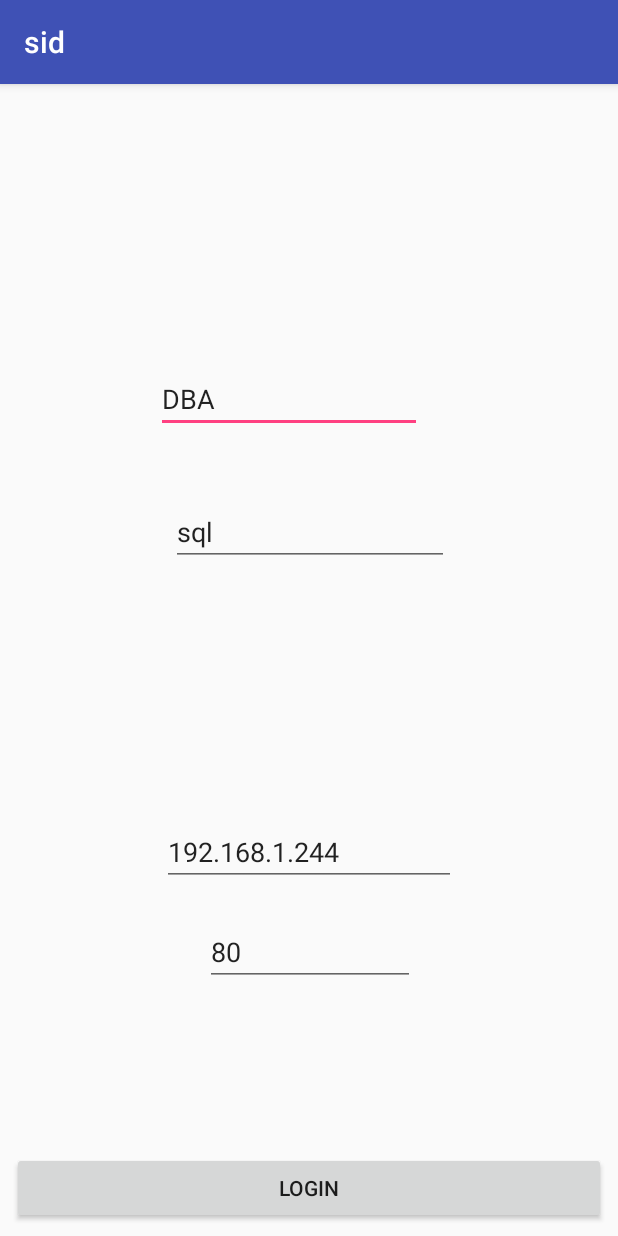
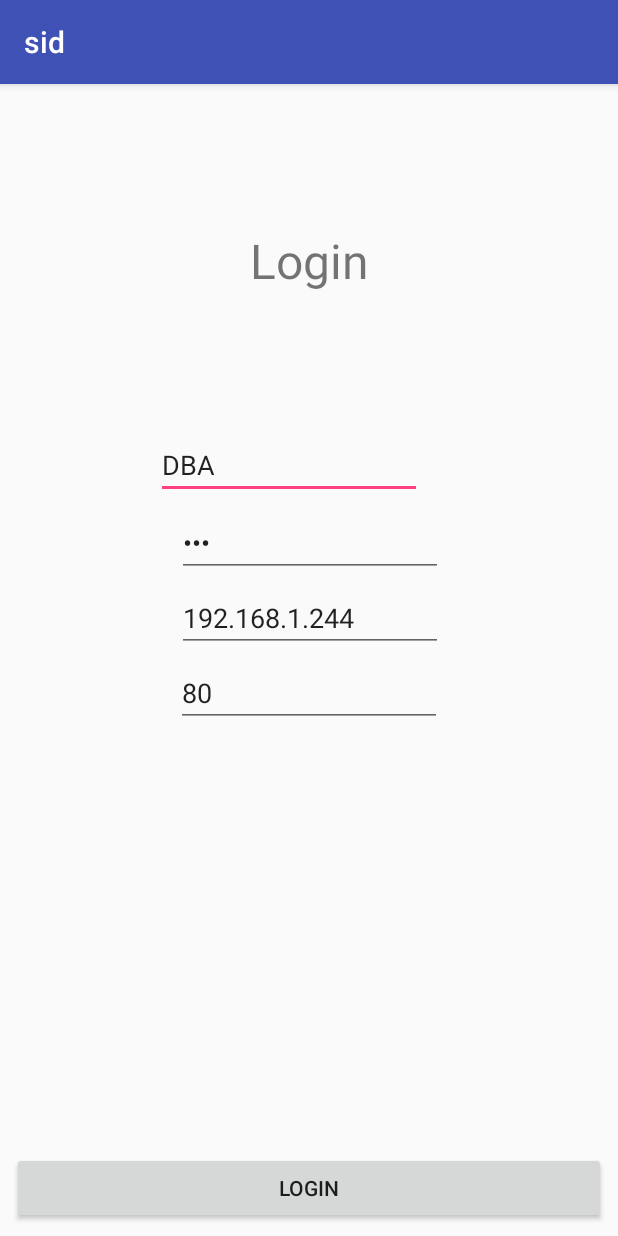
Before and after one commit to bjngs-iscteiul/android, an Android app: the screen it shows after launch (LoginActivity), on a phone screen of 412 x 824 dp. Run offline under Robolectric (Android 15) with nearby library versions, the phone set to English and light mode, and no system bars.

Commit message:
Login view adjusted

```diff
--- a/app/src/main/res/layout/activity_alertas.xml
+++ b/app/src/main/res/layout/activity_alertas.xml
@@ -45,11 +45,11 @@
         <HorizontalScrollView
             android:layout_width="match_parent"
             android:layout_height="wrap_content"
-            tools:layout_editor_absoluteX="16dp"
-            tools:layout_editor_absoluteY="127dp">
+            tools:layout_editor_absoluteX="8dp"
+            tools:layout_editor_absoluteY="9dp">
 
             <LinearLayout
-                android:layout_width="wrap_content"
+                android:layout_width="match_parent"
                 android:layout_height="match_parent"
                 android:orientation="vertical">
 
@@ -62,14 +62,17 @@
                         android:id="@+id/headerRow"
                         android:layout_width="match_parent"
                         android:layout_height="match_parent">
+
                         <TextView
                             android:id="@+id/alerta"
-                            android:layout_width="322dp"
+                            android:layout_width="384dp"
                             android:layout_height="wrap_content"
+                            android:gravity="center"
                             android:padding="16dp"
                             android:text="Alerta"
-                            android:gravity="center"
-                            android:textStyle="bold" />
+                            android:textStyle="bold"
+                            tools:layout_editor_absoluteX="190dp"
+                            tools:layout_editor_absoluteY="46dp" />
                     </TableRow>
                 </TableLayout>
             </LinearLayout>
--- a/app/src/main/res/layout/activity_login.xml
+++ b/app/src/main/res/layout/activity_login.xml
@@ -5,6 +5,23 @@
     android:layout_width="match_parent"
     android:layout_height="match_parent"
     tools:context=".App.LoginActivity">
+
+    <TextView
+        android:id="@+id/nomeCultura_tv"
+        android:layout_width="wrap_content"
+        android:layout_height="wrap_content"
+        android:layout_marginBottom="8dp"
+        android:layout_marginEnd="8dp"
+        android:layout_marginStart="8dp"
+        android:layout_marginTop="8dp"
+        android:text="Login"
+        android:textSize="32dp"
+        app:layout_constraintBottom_toBottomOf="parent"
+        app:layout_constraintEnd_toEndOf="parent"
+        app:layout_constraintHorizontal_bias="0.501"
+        app:layout_constraintStart_toStartOf="parent"
+        app:layout_constraintTop_toTopOf="parent"
+        app:layout_constraintVertical_bias="0.124" />
 
     <EditText
         android:id="@+id/username"
@@ -23,13 +40,13 @@
         app:layout_constraintHorizontal_bias="0.0"
         app:layout_constraintStart_toStartOf="parent"
         app:layout_constraintTop_toTopOf="parent"
-        app:layout_constraintVertical_bias="0.258" />
+        app:layout_constraintVertical_bias="0.32" />
 
 
     <EditText
         android:id="@+id/password"
-        android:layout_width="185dp"
-        android:layout_height="wrap_content"
+        android:layout_width="177dp"
+        android:layout_height="42dp"
         android:layout_marginBottom="8dp"
         android:layout_marginEnd="8dp"
         android:layout_marginLeft="8dp"
@@ -37,18 +54,19 @@
         android:layout_marginStart="8dp"
         android:layout_marginTop="10dp"
         android:hint="password"
+        android:inputType="textPassword"
         android:text="sql"
         app:layout_constraintBottom_toBottomOf="parent"
         app:layout_constraintEnd_toEndOf="parent"
         app:layout_constraintHorizontal_bias="0.502"
         app:layout_constraintStart_toStartOf="parent"
         app:layout_constraintTop_toBottomOf="@+id/username"
-        app:layout_constraintVertical_bias="0.07" />
+        app:layout_constraintVertical_bias="0.0" />
 
     <EditText
         android:id="@+id/ip"
-        android:layout_width="196dp"
-        android:layout_height="43dp"
+        android:layout_width="177dp"
+        android:layout_height="42dp"
         android:layout_marginBottom="8dp"
         android:layout_marginEnd="8dp"
         android:layout_marginLeft="8dp"
@@ -60,15 +78,16 @@
         android:text="192.168.1.244"
         app:layout_constraintBottom_toBottomOf="parent"
         app:layout_constraintEnd_toEndOf="parent"
+        app:layout_constraintHorizontal_bias="0.502"
         app:layout_constraintStart_toStartOf="parent"
         app:layout_constraintTop_toBottomOf="@+id/password"
-        app:layout_constraintVertical_bias="0.419" />
+        app:layout_constraintVertical_bias="0.0" />
 
 
     <EditText
         android:id="@+id/port"
-        android:layout_width="140dp"
-        android:layout_height="wrap_content"
+        android:layout_width="177dp"
+        android:layout_height="42dp"
         android:layout_marginBottom="8dp"
         android:layout_marginEnd="8dp"
         android:layout_marginLeft="8dp"
@@ -80,10 +99,9 @@
         android:text="80"
         app:layout_constraintBottom_toBottomOf="parent"
         app:layout_constraintEnd_toEndOf="parent"
-        app:layout_constraintHorizontal_bias="0.503"
         app:layout_constraintStart_toStartOf="parent"
         app:layout_constraintTop_toBottomOf="@+id/ip"
-        app:layout_constraintVertical_bias="0.076" />
+        app:layout_constraintVertical_bias="0.0" />
 
 
     <Button
--- a/app/src/main/res/layout/activity_main.xml
+++ b/app/src/main/res/layout/activity_main.xml
@@ -136,7 +136,7 @@
         app:layout_constraintHorizontal_bias="0.21"
         app:layout_constraintStart_toEndOf="@+id/numeroAlertas"
         app:layout_constraintTop_toTopOf="parent"
-        app:layout_constraintVertical_bias="0.588" />
+        app:layout_constraintVertical_bias="0.548" />
 
     <TextView
         android:id="@+id/nomeCultura_tv"
```
